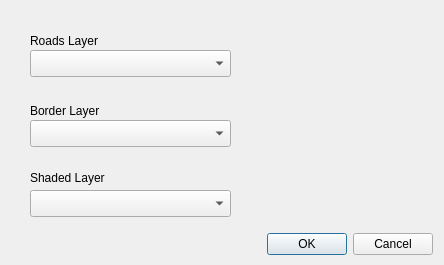
Old version of the form walkability_calc_dialog_base.ui in the repository guym0r/walkability_calc_qgis.
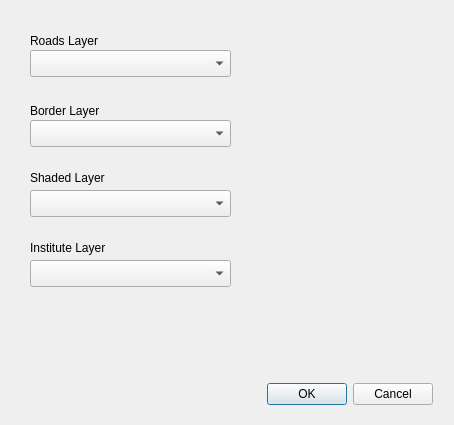
New version of the form. Custom widgets are drawn as their Qt base class.

The edit to the form file:
```diff
--- a/walkability_calc_dialog_base.ui
+++ b/walkability_calc_dialog_base.ui
@@ -6,8 +6,8 @@
    <rect>
     <x>0</x>
     <y>0</y>
-    <width>444</width>
-    <height>265</height>
+    <width>454</width>
+    <height>425</height>
    </rect>
   </property>
   <property name="windowTitle">
@@ -40,7 +40,7 @@
    <property name="geometry">
     <rect>
      <x>240</x>
-     <y>230</y>
+     <y>380</y>
      <width>193</width>
      <height>28</height>
     </rect>
@@ -95,6 +95,29 @@
     </rect>
    </property>
   </widget>
+  <widget class="QgsMapLayerComboBox" name="comboBoxInstituteLayer">
+   <property name="geometry">
+    <rect>
+     <x>30</x>
+     <y>260</y>
+     <width>201</width>
+     <height>27</height>
+    </rect>
+   </property>
+  </widget>
+  <widget class="QLabel" name="label_4">
+   <property name="geometry">
+    <rect>
+     <x>30</x>
+     <y>240</y>
+     <width>201</width>
+     <height>16</height>
+    </rect>
+   </property>
+   <property name="text">
+    <string>Institute Layer</string>
+   </property>
+  </widget>
  </widget>
  <customwidgets>
   <customwidget>
```
